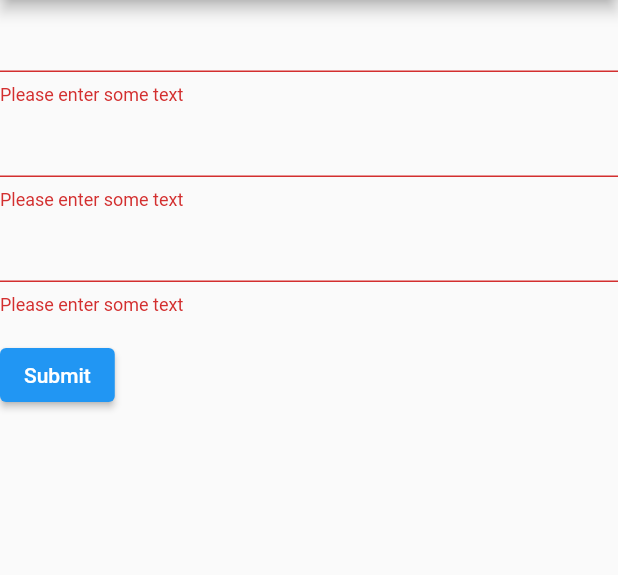
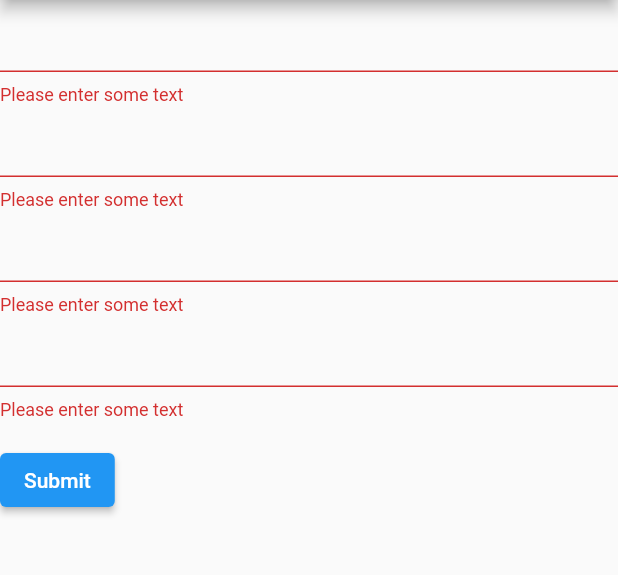
Before and after one commit to jcolon030/DevPost-Code-Green, a Flutter app: the screen it shows after launch, after a tap on "Submit", on a phone screen of 412 x 824 dp, the part 84-659 px from its top. Run offline on Flutter 3.47's test engine with Material 2 defaults, Android fonts, the phone set to English and light mode, and no system bars; our stand-ins replace firebase_core, firebase_database; accounts and stored records are empty.

Commit message:
Good Update 10/28

```diff
--- a/lib/main.dart
+++ b/lib/main.dart
@@ -1,6 +1,13 @@
+import 'package:firebase_core/firebase_core.dart';
+import 'firebase_options.dart';
+import 'package:firebase_database/firebase_database.dart';
 import 'package:flutter/material.dart';
 
-void main() => runApp(const MyApp());
+void main() async {
+  WidgetsFlutterBinding.ensureInitialized();
+  await Firebase.initializeApp(options: DefaultFirebaseOptions.currentPlatform);
+  runApp(MyApp());
+}
 
 class MyApp extends StatelessWidget {
   const MyApp({super.key});
@@ -39,20 +46,35 @@ class MyCustomFormState extends State<MyCustomForm> {
   //
   // Note: This is a GlobalKey<FormState>,
   // not a GlobalKey<MyCustomFormState>.
+
+  DatabaseReference database = FirebaseDatabase.instance.ref();
+
   final email = TextEditingController();
+  final name = TextEditingController();
   final phone = TextEditingController();
   final gender = TextEditingController();
   final _formKey = GlobalKey<FormState>();
 
   String user_email = "";
+  String user_name = "";
   String user_phone = "";
   String user_gender = "";
 
   void _getText() {
     setState(() {
       user_email = email.text;
+      user_name = name.text;
       user_phone = phone.text;
       user_gender = gender.text;
+    });
+  }
+
+  void submit_user() async {
+    await database.set({
+      "email": user_email,
+      "name": user_name,
+      "phone": user_phone,
+      "gender": user_gender
     });
   }
 
@@ -66,6 +88,16 @@ class MyCustomFormState extends State<MyCustomForm> {
         children: [
           TextFormField(
             controller: email,
+            // The validator receives the text that the user has entered.
+            validator: (value) {
+              if (value == null || value.isEmpty) {
+                return 'Please enter some text';
+              }
+              return null;
+            },
+          ),
+          TextFormField(
+            controller: name,
             // The validator receives the text that the user has entered.
             validator: (value) {
               if (value == null || value.isEmpty) {
@@ -99,6 +131,7 @@ class MyCustomFormState extends State<MyCustomForm> {
             child: ElevatedButton(
               onPressed: () {
                 _getText();
+                submit_user();
                 // Validate returns true if the form is valid, or false otherwise.
                 if (_formKey.currentState!.validate()) {
                   // If the form is valid, display a snackbar. In the real world,
--- a/pubspec.yaml
+++ b/pubspec.yaml
@@ -36,6 +36,8 @@ dependencies:
   # Use with the CupertinoIcons class for iOS style icons.
   cupertino_icons: ^1.0.2
   english_words: ^4.0.0
+  firebase_database: ^10.0.3
+  firebase_core : ^2.1.1
 
 dev_dependencies:
   flutter_test:
```
Also changed, not shown: lib/firebase_options.dart (added), pubspec.lock, 4 other files.
